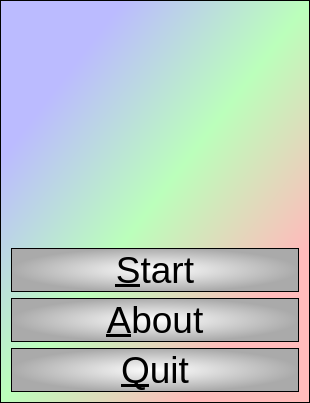
richelbilderbeek/SumBrownianMotions, file qtsumbrownianmotionsmenudialog.ui: the form before one commit.
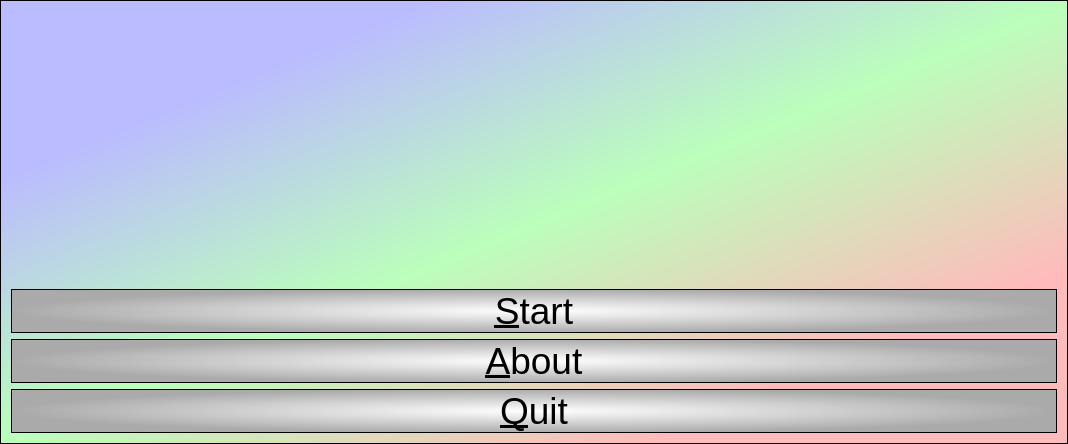
The form after the commit. Icons and pictures are not drawn.

```diff
--- a/qtsumbrownianmotionsmenudialog.ui
+++ b/qtsumbrownianmotionsmenudialog.ui
@@ -6,8 +6,8 @@
    <rect>
     <x>0</x>
     <y>0</y>
-    <width>310</width>
-    <height>403</height>
+    <width>1068</width>
+    <height>444</height>
    </rect>
   </property>
   <property name="font">
```
Left out of the diff: 4 changed lines with no effect on the pictures.
